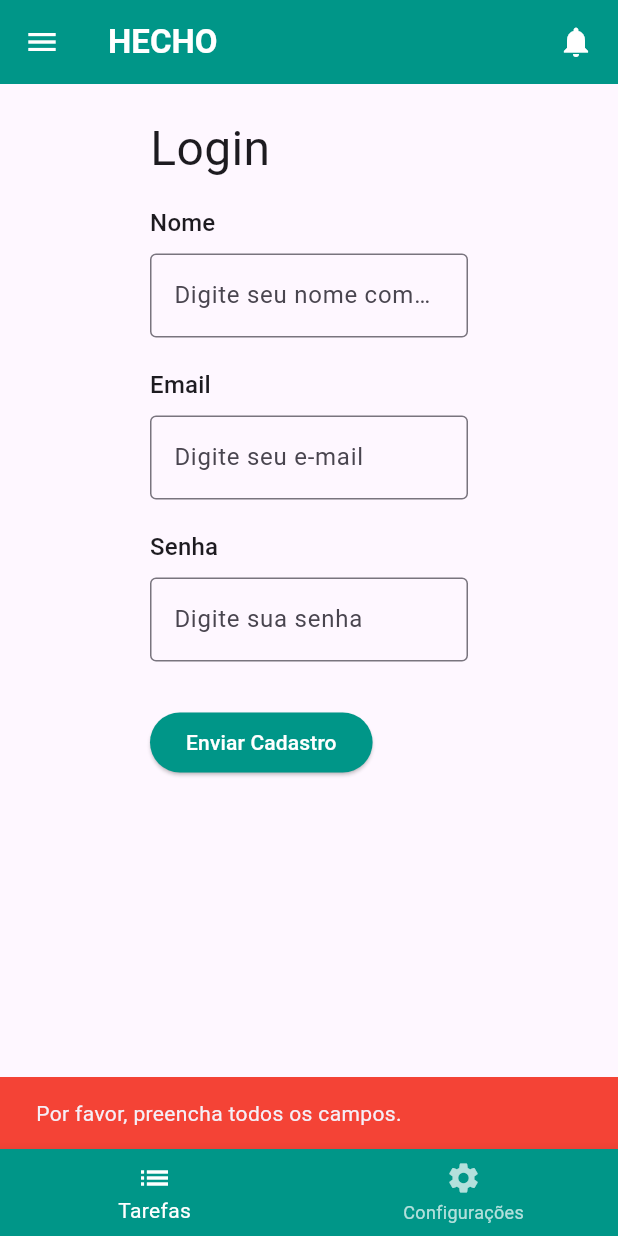
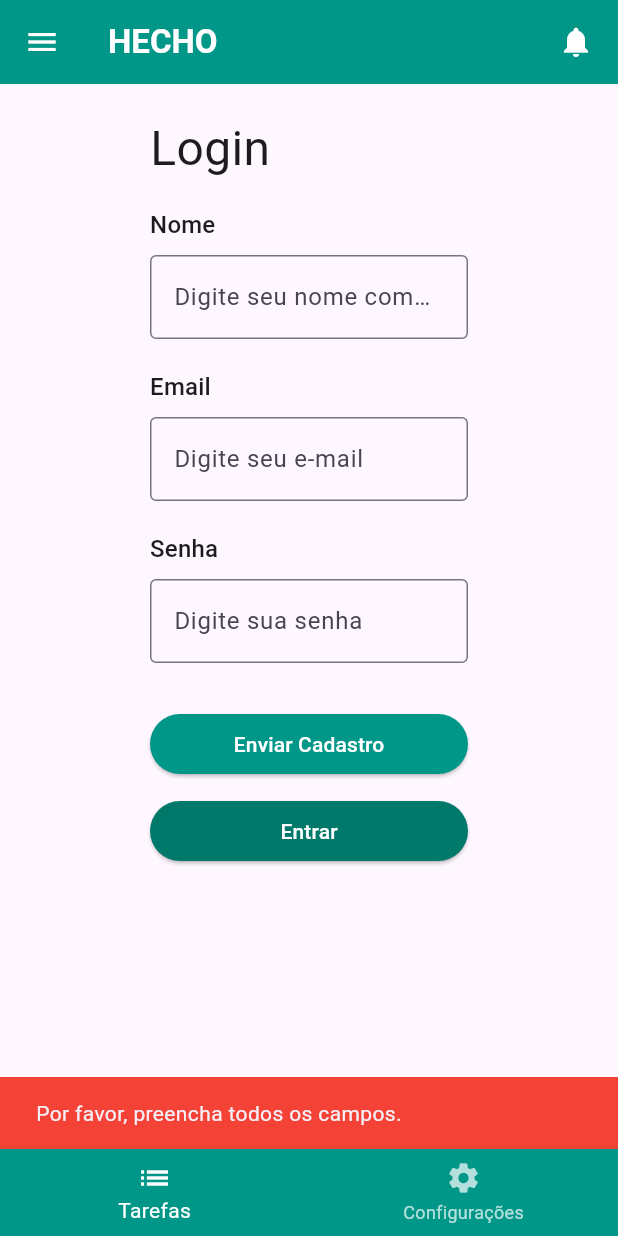
Before and after one commit to pcfrati/sa01mobile, a Flutter app: the TelaLogin screen opened directly, after a tap on "Enviar Cadastro", on a phone screen of 412 x 824 dp. Run offline on Flutter 3.47's test engine with Material 3 defaults, Android fonts, the phone set to English and light mode, and no system bars; statements that could not run were skipped.

Commit message:
Update home_screen.dart

```diff
--- a/lib/views/home_screen.dart
+++ b/lib/views/home_screen.dart
@@ -1,11 +1,5 @@
 import 'package:flutter/material.dart';
 
-// direciona para a pagina
-void main() {
-  runApp(const MaterialApp(debugShowCheckedModeBanner: false, home: TelaLogin()));
-}
-
-// Registration screen widget (StatefulWidget)
 class TelaLogin extends StatefulWidget {
   const TelaLogin({super.key});
 
@@ -13,42 +7,32 @@ class TelaLogin extends StatefulWidget {
   State<TelaLogin> createState() => _TelaCadastroState();
 }
 
-// State for the registration screen
 class _TelaCadastroState extends State<TelaLogin> {
-  // Atributos
   final TextEditingController _nomeController = TextEditingController();
   final TextEditingController _emailController = TextEditingController();
   final TextEditingController _senhaController = TextEditingController();
 
-  get bottomNavigationBar => null;
-
   void _enviarCadastro() {
-    //possivel enviar somente se tem algo escrito
     if (_nomeController.text.isNotEmpty &&
         _emailController.text.isNotEmpty &&
         _senhaController.text.isNotEmpty) {
-
       print("Cadastro Enviado:");
       print("Nome: ${_nomeController.text}");
       print("Email: ${_emailController.text}");
       print("Senha: ${_senhaController.text}");
 
-
-    // Limpa os campos após o envio
-    _nomeController.clear();
-    _emailController.clear();
-    _senhaController.clear();
-
-      //mssg de sucesso
-      //scaffoldMessenger usa o showSnackBar para que ele apareça que nem uma notificação
       ScaffoldMessenger.of(context).showSnackBar(
         const SnackBar(
           content: Text('Cadastro enviado com sucesso!'),
           backgroundColor: Colors.green,
         ),
       );
+
+      // Navega para a tela de tarefas após o sucesso
+      Future.delayed(const Duration(seconds: 1), () {
+        Navigator.pushReplacementNamed(context, '/tasks');
+      });
     } else {
-      // mssg de erro
       ScaffoldMessenger.of(context).showSnackBar(
         const SnackBar(
           content: Text('Por favor, preencha todos os campos.'),
@@ -58,12 +42,9 @@ class _TelaCadastroState extends State<TelaLogin> {
     }
   }
 
-
-
   @override
   Widget build(BuildContext context) {
     return Scaffold(
-      //
       drawer: Drawer(
         child: ListView(
           padding: EdgeInsets.zero,
@@ -73,54 +54,46 @@ class _TelaCadastroState extends State<TelaLogin> {
               child: Text('Menu', style: TextStyle(color: Colors.white, fontSize: 24)),
             ),
             ListTile(
-              leading: const Icon(
-                Icons.dashboard),
+              leading: const Icon(Icons.dashboard),
               title: const Text('Dashboard'),
               onTap: () {
                 Navigator.pushNamed(context, '/dashboard');
               },
             ),
             const ListTile(
-              leading: Icon(
-                Icons.settings),
+              leading: Icon(Icons.settings),
               title: Text('Configurações'),
             ),
             const ListTile(
-              leading: Icon(
-                Icons.help),
+              leading: Icon(Icons.help),
               title: Text('Ajuda'),
             ),
           ],
         ),
       ),
-      //navbar
       appBar: AppBar(
-        iconTheme: IconThemeData(color: Colors.white),
+        iconTheme: const IconThemeData(color: Colors.white),
         backgroundColor: Colors.teal,
-        title: const Text("HECHO",
-            style: TextStyle(
-                color: Colors.white, fontWeight: FontWeight.bold)),
+        title: const Text(
+          "HECHO",
+          style: TextStyle(color: Colors.white, fontWeight: FontWeight.bold),
+        ),
         actions: const [Icon(Icons.notifications, color: Colors.white), SizedBox(width: 16)],
       ),
-      //corpo
       body: Padding(
-        //EdgeInsets.fromLTRB = left(esquerda), top(topo), right(direita), bottom(baixo)
         padding: const EdgeInsets.fromLTRB(100, 20, 100, 10),
         child: Column(
           crossAxisAlignment: CrossAxisAlignment.start,
           children: <Widget>[
-              const Text(
-                "Login",
-                style: TextStyle(fontSize: 32),
-              ),
-              const Padding(padding: EdgeInsets.fromLTRB(0, 5, 0, 10)),
+            const Text("Login", style: TextStyle(fontSize: 32)),
+            const SizedBox(height: 16.0),
             Text("Nome", style: Theme.of(context).textTheme.titleMedium!),
             const SizedBox(height: 8.0),
             TextField(
               controller: _nomeController,
               decoration: const InputDecoration(
                 hintText: 'Digite seu nome completo',
-                  border: OutlineInputBorder(), // Added border for better UI
+                border: OutlineInputBorder(),
               ),
             ),
             const SizedBox(height: 20.0),
@@ -131,7 +104,7 @@ class _TelaCadastroState extends State<TelaLogin> {
               keyboardType: TextInputType.emailAddress,
               decoration: const InputDecoration(
                 hintText: 'Digite seu e-mail',
-                  border: OutlineInputBorder(), // Added border for better UI
+                border: OutlineInputBorder(),
               ),
             ),
             const SizedBox(height: 20.0),
@@ -140,23 +113,36 @@ class _TelaCadastroState extends State<TelaLogin> {
             TextField(
               controller: _senhaController,
               keyboardType: TextInputType.number,
+              obscureText: true,
               decoration: const InputDecoration(
                 hintText: 'Digite sua senha',
-                  border: OutlineInputBorder(), // Added border for better UI
+                border: OutlineInputBorder(),
               ),
             ),
-              const SizedBox(height: 30.0), // Increased spacing before button
-              // Stretch the button to full width
+            const SizedBox(height: 30.0),
             SizedBox(
+              width: double.infinity,
               child: ElevatedButton(
                 onPressed: _enviarCadastro,
                 style: ButtonStyle(
-                    backgroundColor: MaterialStateProperty.all<Color>(
-                        Colors.teal), // Set button color
-                    foregroundColor: MaterialStateProperty.all<Color>(
-                        Colors.white), // Set text color
+                  backgroundColor: MaterialStateProperty.all<Color>(Colors.teal),
+                  foregroundColor: MaterialStateProperty.all<Color>(Colors.white),
                 ),
                 child: const Text("Enviar Cadastro"),
+              ),
+            ),
+            const SizedBox(height: 10.0),
+            SizedBox(
+              width: double.infinity,
+              child: ElevatedButton(
+                onPressed: () {
+                  Navigator.pushReplacementNamed(context, '/tasks');
+                },
+                style: ButtonStyle(
+                  backgroundColor: MaterialStateProperty.all<Color>(Colors.teal.shade700),
+                  foregroundColor: MaterialStateProperty.all<Color>(Colors.white),
+                ),
+                child: const Text("Entrar"),
               ),
             ),
           ],
@@ -177,7 +163,7 @@ class _TelaCadastroState extends State<TelaLogin> {
             label: 'Configurações',
           ),
         ],
-              )
+      ),
     );
   }
 }
```
Lines whose indentation alone changed are shown as unchanged.
